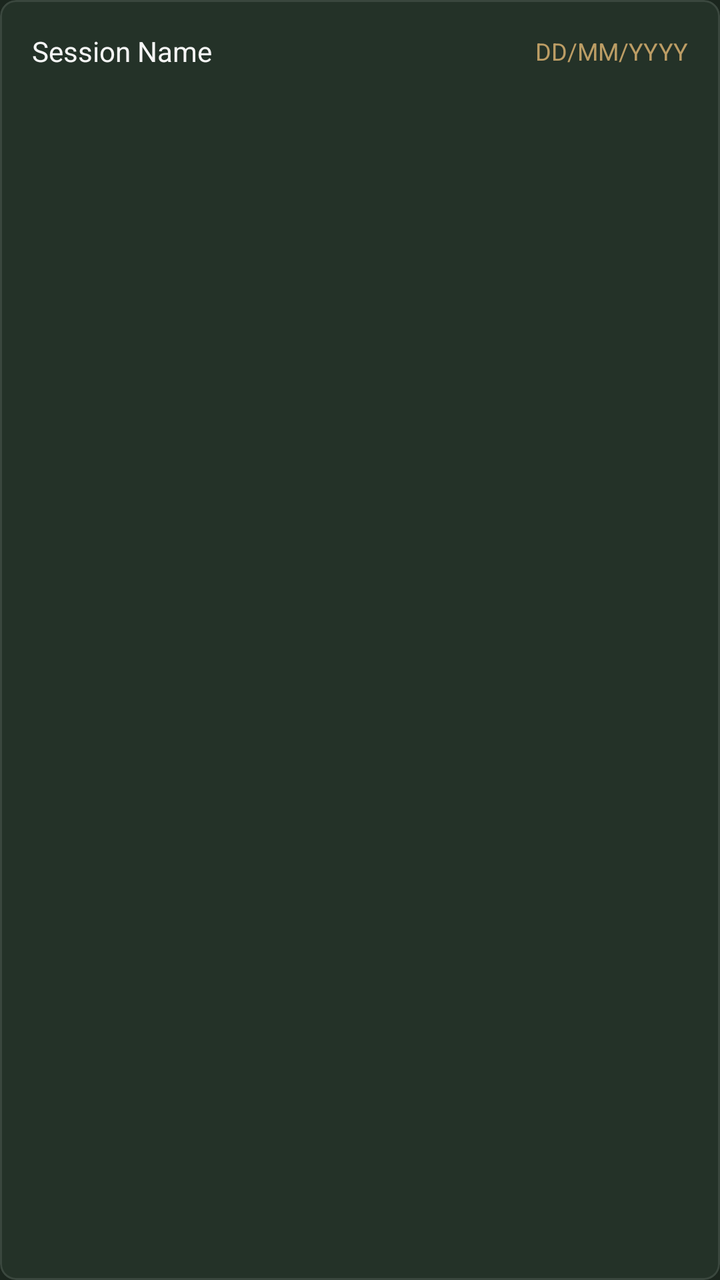
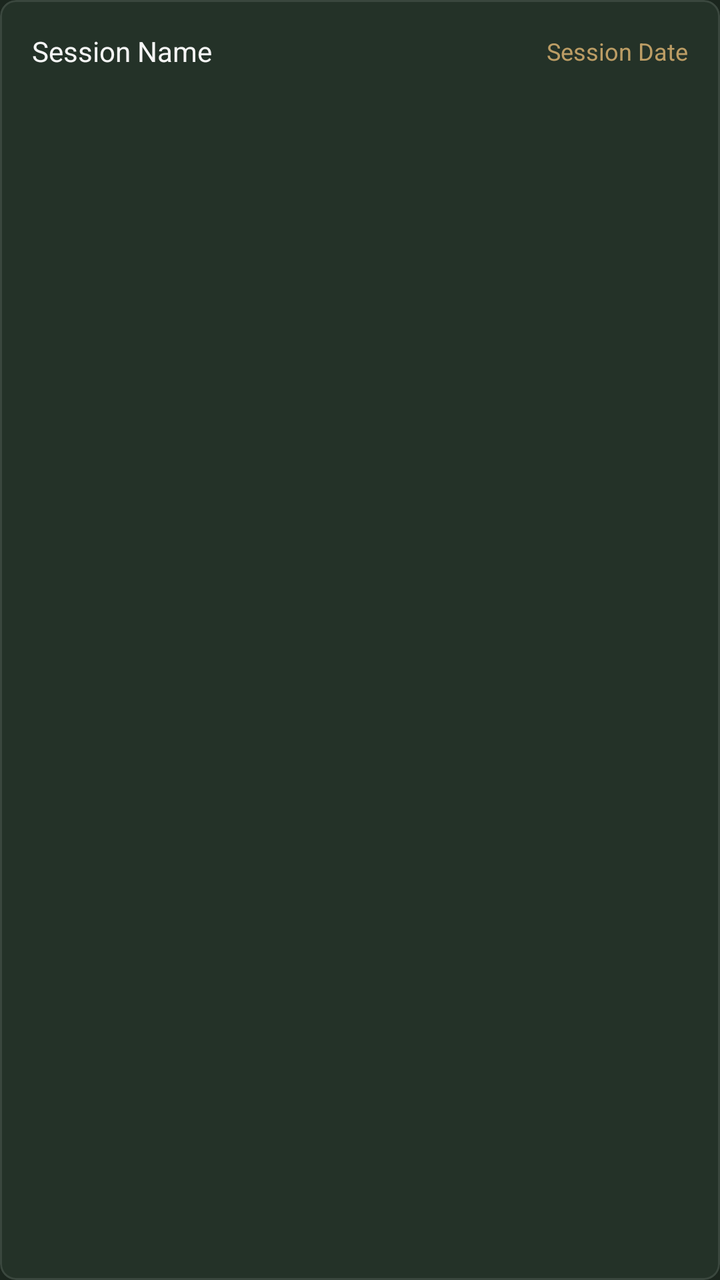

An Android layout rendered at two revisions. The XML below is the earlier revision; the diff shows what the commit changed to produce the second picture.
<!-- AndroidManifest.xml: application theme Theme.Presensor -->
<!-- res/layout/item_mini_session_stat_card.xml -->
<?xml version="1.0" encoding="utf-8"?>
<com.google.android.material.card.MaterialCardView
    xmlns:android="http://schemas.android.com/apk/res/android"
    xmlns:app="http://schemas.android.com/apk/res-auto"
    android:layout_width="match_parent"
    android:layout_height="wrap_content"
    android:layout_marginBottom="8dp"
    app:cardCornerRadius="8dp"
    app:cardBackgroundColor="#243228"
    app:cardElevation="0dp"
    app:strokeWidth="1dp"
    app:strokeColor="#1AFFFFFF">

    <RelativeLayout
        android:layout_width="match_parent"
        android:layout_height="wrap_content"
        android:padding="16dp">

        <TextView
            android:id="@+id/txtMiniSessionName"
            android:layout_width="wrap_content"
            android:layout_height="wrap_content"
            android:text="Session Name"
            android:textColor="?attr/colorPrimary"
            android:textSize="14sp"
            android:layout_alignParentStart="true"
            android:layout_toStartOf="@id/txtMiniSessionDate" />

        <TextView
            android:id="@+id/txtMiniSessionDate"
            android:layout_width="wrap_content"
            android:layout_height="wrap_content"
            android:layout_alignParentEnd="true"
            android:layout_centerVertical="true"
            android:text="DD/MM/YYYY"
            android:textColor="?attr/descriptiveTextColor"
            android:textSize="12sp"
            android:alpha="0.7" />

    </RelativeLayout>
</com.google.android.material.card.MaterialCardView>
<!-- resources referenced by this layout -->
<resources>
  <style name="Theme.Presensor" parent="Base.Theme.Presensor" />
  <style name="Base.Theme.Presensor" parent="Theme.MaterialComponents.DayNight.NoActionBar">
          <item name="colorPrimary">@color/chalk_white</item>
          <item name="colorOnPrimary">@color/blackboard_green</item>
  
          <item name="android:windowBackground">@color/blackboard_green</item>
          <item name="colorSurface">@color/surface_dark</item>
  
          <item name="android:statusBarColor">#141D16</item>
          <item name="android:windowLightStatusBar">false</item>
          <item name="android:textColorPrimary">@color/chalk_white</item>
          <item name="android:textColorSecondary" format="color">@color/chalk_blue</item>
          <item name="timestampColor" format="color">@color/chalk_teal</item>
          <item name="actionItemColor" format="color">@color/chalk_blue</item>
          <item name="descriptiveTextColor" format="color">@color/chalk_orange</item>
          <item name="cardFrameColor" format="color">@color/blackboard_frame</item>
          <item name="cardBackgroundColor" format="color">@color/blackboard_lighter_green</item>
  
          <item name="studentSkippedClassColor" format="color">@color/chalk_red</item>
          <item name="studentAttendedClassColor" format="color">@color/chalk_green</item>
      </style>
  <color name="chalk_white">#F5F5F5</color>
  <color name="blackboard_green">#1B261E</color>
  <color name="surface_dark">#243027</color>
  <color name="chalk_blue">#81D4FA</color>
  <color name="chalk_teal">#80CBC4</color>
  <color name="chalk_orange">#FFCC80</color>
  <color name="blackboard_frame">#40FFFFFF</color>
  <color name="blackboard_lighter_green">#243228</color>
  <color name="chalk_red">#EF9A9A</color>
  <color name="chalk_green">#C5E1A5</color>
</resources>

<!-- the commit's change to res/layout/item_mini_session_stat_card.xml (unified diff, before → after) -->
@@ -1,6 +1,5 @@
 <?xml version="1.0" encoding="utf-8"?>
-<com.google.android.material.card.MaterialCardView
-    xmlns:android="http://schemas.android.com/apk/res/android"
+<com.google.android.material.card.MaterialCardView xmlns:android="http://schemas.android.com/apk/res/android"
     xmlns:app="http://schemas.android.com/apk/res-auto"
     android:layout_width="match_parent"
     android:layout_height="wrap_content"
@@ -20,7 +19,7 @@
             android:id="@+id/txtMiniSessionName"
             android:layout_width="wrap_content"
             android:layout_height="wrap_content"
-            android:text="Session Name"
+            android:text="@string/hint_session_name"
             android:textColor="?attr/colorPrimary"
             android:textSize="14sp"
             android:layout_alignParentStart="true"
@@ -32,7 +31,7 @@
             android:layout_height="wrap_content"
             android:layout_alignParentEnd="true"
             android:layout_centerVertical="true"
-            android:text="DD/MM/YYYY"
+            android:text="@string/hint_session_date"
             android:textColor="?attr/descriptiveTextColor"
             android:textSize="12sp"
             android:alpha="0.7" />
<!-- resource entries referenced after the edit -->
@@ -1,5 +1,7 @@
 <!-- resources referenced by this layout -->
 <resources>
+  <string name="hint_session_date">Session Date</string>
+  <string name="hint_session_name">Session Name</string>
   <style name="Theme.Presensor" parent="Base.Theme.Presensor" />
   <style name="Base.Theme.Presensor" parent="Theme.MaterialComponents.DayNight.NoActionBar">
           <item name="colorPrimary">@color/chalk_white</item>
